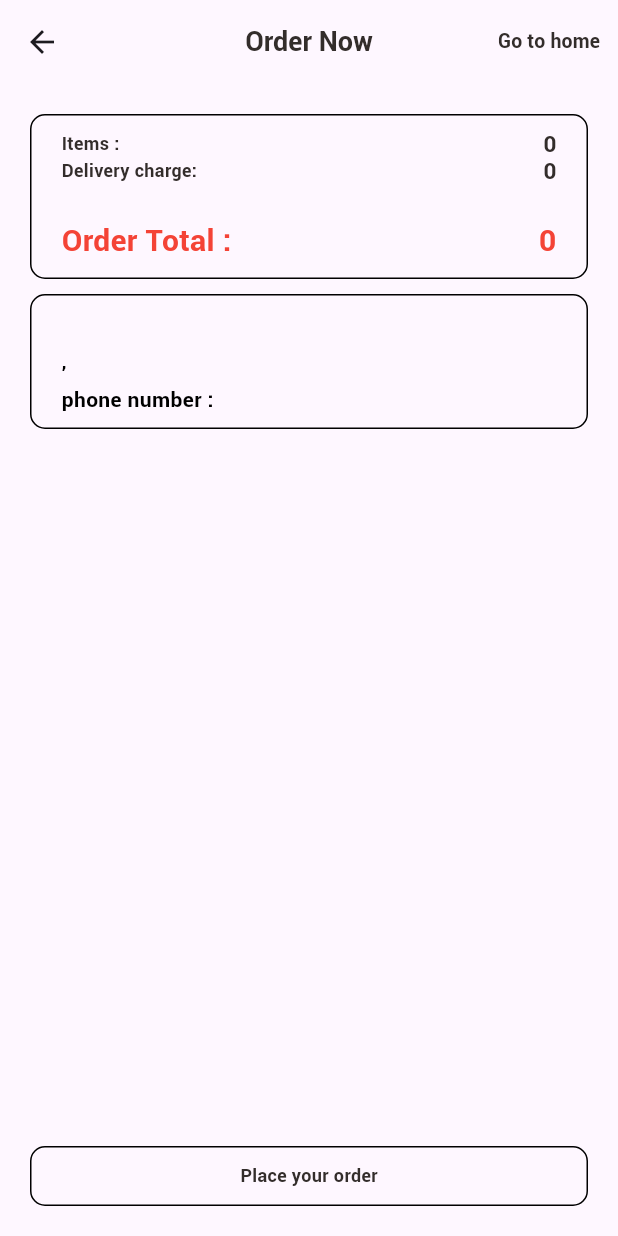
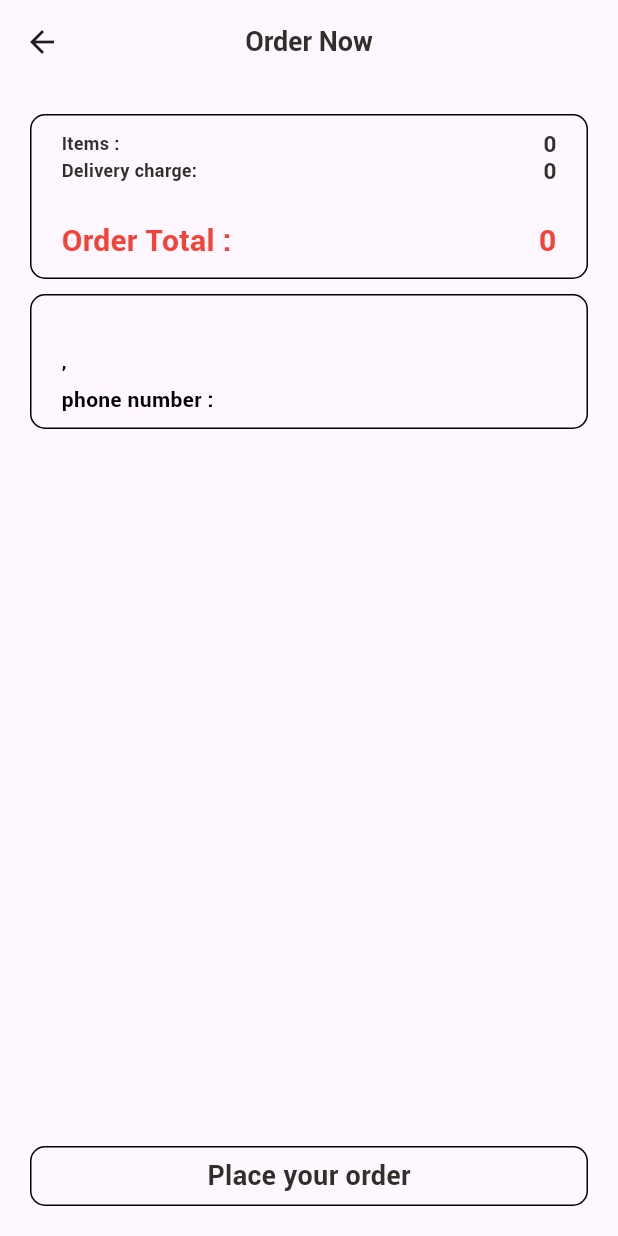
Before and after one commit to shadu-rz/Flavofleet, a Flutter app: the PlaceOrder screen opened directly with empty values, on a phone screen of 412 x 824 dp. Run offline on Flutter 3.47's test engine with Material 2 defaults, Android fonts, the phone set to English and light mode, and no system bars; our stand-ins replace cloud_firestore, firebase_auth, firebase_core, firebase_storage, get, google_sign_in and 1 more; missing offline and left inert: flutter_stripe; accounts and stored records are empty; network calls fail.

Commit message:
cancel button removed from the appbars

```diff
--- a/lib/Pages/place order/place_order.dart
+++ b/lib/Pages/place order/place_order.dart
@@ -1,5 +1,5 @@
 import 'package:firebase_auth/firebase_auth.dart';
-import 'package:flavour_fleet_main/Pages/Home/home_page.dart';
+
 import 'package:flavour_fleet_main/Pages/order/ordered_successfully.dart';
 import 'package:flavour_fleet_main/Widgets/Utils/colors.dart';
 import 'package:flavour_fleet_main/Widgets/Utils/big_text.dart';
@@ -36,19 +36,6 @@ class PlaceOrder extends StatelessWidget {
           color: AppColors.mainBlackColor,
           size: 18,
         ),
-        actions: [
-          TextButton(
-              onPressed: () {
-                navigator!.push(MaterialPageRoute(
-                  builder: (context) => const  HomePage(),
-                ));
-              },
-              child: SmallText(
-                text: 'Go to home',
-                color: AppColors.mainBlackColor,
-                size: 13,
-              ))
-        ],
       ),
       body: Column(
         children: [
@@ -176,15 +163,17 @@ class PlaceOrder extends StatelessWidget {
               decoration: BoxDecoration(
                   borderRadius: BorderRadius.circular(10),
                   border: Border.all()),
-              padding: const EdgeInsets.symmetric(horizontal: 20, vertical: 10),
+              padding: const EdgeInsets.symmetric(horizontal: 0, vertical: 0),
               margin: const EdgeInsets.symmetric(horizontal: 20, vertical: 20),
               height: 40,
               width: double.maxFinite,
               child: Center(
-                  child: SmallText(
-                text: 'Place your order',
-                color: AppColors.mainBlackColor,
-              )),
+                child: BigText(
+                  text: 'Place your order',
+                  size: 18,
+                  color: AppColors.mainBlackColor,
+                ),
+              ),
             ),
           ),
         ],
```
Also changed, not shown: lib/Pages/address/select_address.dart (+3 -7 lines), lib/Pages/payment/select_payment_method.dart (+3 -8 lines).
